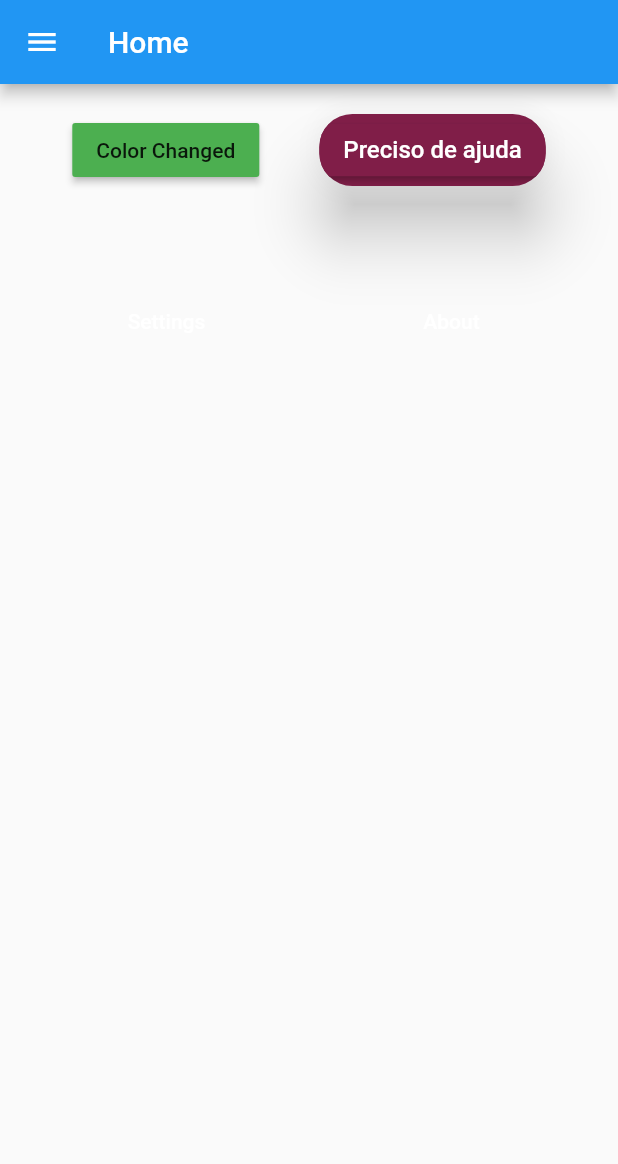
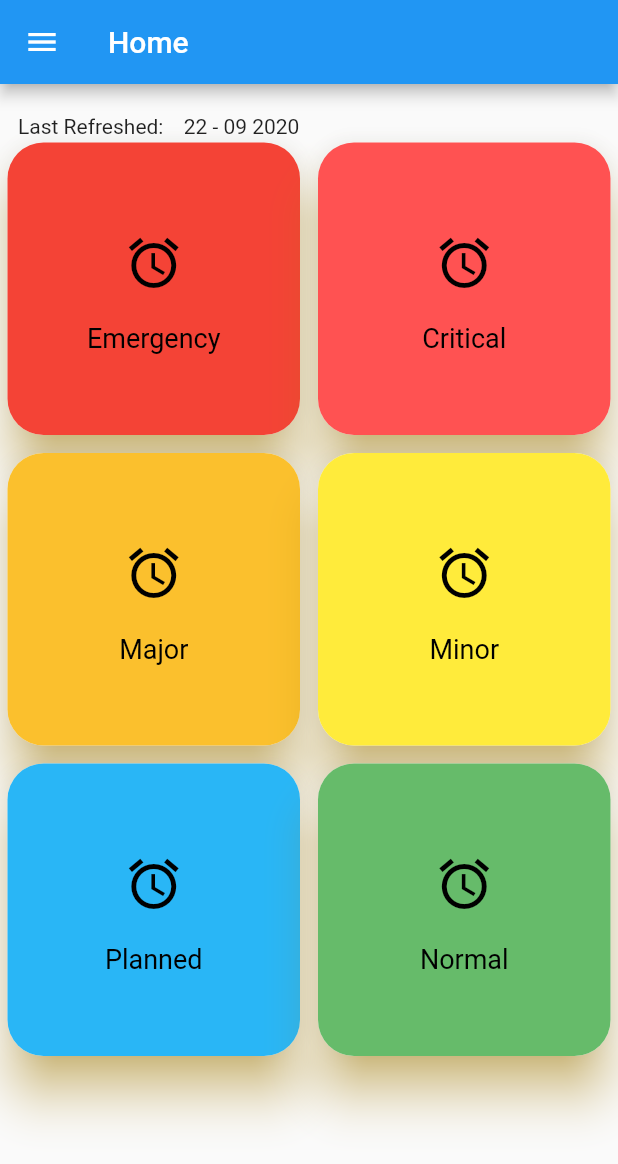
Before and after one commit to diehard04/Flutter-App, a Flutter app: the screen it shows after launch, on a phone screen of 412 x 824 dp. Shown: the top 1164 px of the screen. Run offline on Flutter 3.47's test engine with Material 2 defaults, Android fonts, the phone set to English and light mode, and no system bars.

Commit message:
dash board

```diff
--- a/lib/fragments/home_fragment.dart
+++ b/lib/fragments/home_fragment.dart
@@ -1,87 +1,93 @@
 import 'package:flutter/material.dart';
 
 class HomeFragment extends StatelessWidget {
+
   @override
   Widget build(BuildContext context) {
-    return new Scaffold(
-        body: Center(
-            child: Column(
-              children: <Widget>[
+
+    return Scaffold(
+        body: Container(
+          padding: EdgeInsets.symmetric(vertical: 20.0, horizontal: 2.0),
+
+          child: Column(
+
+            children: [
                 Row(
-                  mainAxisAlignment: MainAxisAlignment.center,
+                  crossAxisAlignment: CrossAxisAlignment.start,
+                  mainAxisAlignment: MainAxisAlignment.start,
+
                   children: <Widget>[
-                    Padding(
-                        padding: EdgeInsets.all(20.0),
-                        child: RaisedButton(
-                          child: Text('Color Changed'),
-                          color: Colors.green,
-                          onPressed: () {},
-                        )
+                    new Container(
+                        margin: const EdgeInsets.only(left :10.0),
+                        child:  Text( "Last Refreshed: "),
                     ),
-                    Padding(
-                        padding: EdgeInsets.all(20.0),
-                        child: Material(
-                           shape: RoundedRectangleBorder(borderRadius:BorderRadius.circular(22.0) ),
-                            elevation: 18.0,
-                            color: Color(0xFF801E48),
-                            clipBehavior: Clip.antiAlias, // Add This
-                            child: MaterialButton(
-                            minWidth: 100.0,
-                            height: 35,
-                            color: Color(0xFF801E48),
-                            child: new Text('Preciso de ajuda',
-                            style: new TextStyle(fontSize: 16.0, color: Colors.white)),
-                            onPressed: () {
-
-                              },
-                            ),
-
-                        )
+                      new Container(
+                        margin: const EdgeInsets.only(left :10.0),
+                        child:  Text("22 - 09 2020"),
                     ),
                   ],
                 ),
-                Row(
-                  mainAxisAlignment: MainAxisAlignment.center,
-                  children: <Widget>[
-                    Padding(
-                        padding: EdgeInsets.all(20.0),
-                        child: new MaterialButton(
-                          height: 100.0,
-                          minWidth: 150.0,
-                          color: Theme.of(context).primaryColorDark,
-                          textColor: Colors.white,
-                          child: new Text("Settings"),
-                          // onPressed: () => {
-                          // Navigator.push(
-                          // context,
-                          // MaterialPageRoute(builder: (context) => Settings()),
-                          // )
-                          // },
-                          splashColor: Colors.redAccent,
-                        )),
-                    Padding(
-                        padding: EdgeInsets.all(20.0),
-                        child: new MaterialButton(
-                          height: 100.0,
-                          minWidth: 150.0,
-                          color: Theme.of(context).primaryColor,
-                          textColor: Colors.white,
-                          child: new Text("About"),
-                          // onPressed: () => {
-                          // Navigator.push(
-                          // context,
-                          // MaterialPageRoute(builder: (context) => About()),
-                          // )
-                          // },
-                          splashColor: Colors.redAccent,
-                        )),
-                  ],
-                ),
 
-              ],
-            )
+                Expanded(child:
+                    GridView.count(
+                    crossAxisCount: 2,
+                    crossAxisSpacing: 12.0,
+                    mainAxisSpacing: 12.0,
+                    padding: EdgeInsets.all(3.0),
+                    children: <Widget> [
+                      makeDashboardItem("Emergency", Icons.alarm, Colors.red),
+                      makeDashboardItem("Critical", Icons.alarm, Colors.redAccent[200]),
+                      makeDashboardItem("Major", Icons.alarm, Colors.yellow[700]),
+                      makeDashboardItem("Minor", Icons.alarm, Colors.yellow),
+                      makeDashboardItem("Planned", Icons.alarm, Colors.lightBlue[400]),
+                      makeDashboardItem("Normal", Icons.alarm, Colors.green[400])
+
+                    ],
+                  ),
+                )
+            ],
+          ),
 
         ),
     );
   }
+
+  Material makeDashboardItem(String title, IconData icon, var c) {
+    return Material(
+        elevation: 14.0,
+        shadowColor: Colors.amber,
+        borderRadius: BorderRadius.circular(24.0),
+        child: Container(
+          decoration: BoxDecoration(
+            color: c,
+            borderRadius: BorderRadius.circular(24.0)
+            ),
+          padding: const EdgeInsets.all(10.0),
+          child: new InkWell(
+            onTap: () {
+                print("title " + title);
+            },
+            child: Column(
+              crossAxisAlignment: CrossAxisAlignment.stretch,
+              mainAxisSize: MainAxisSize.min,
+              verticalDirection: VerticalDirection.down,
+
+              children: <Widget>[
+                SizedBox(height: 50.0),
+                Center(
+                  child: Icon(
+                  icon,
+                  size: 40.0,
+                  color: Colors.black,
+                )),
+                SizedBox(height: 20.0),
+                new Center(
+                  child: new Text(title,
+                      style: new TextStyle(fontSize: 18.0, color: Colors.black)),
+                )
+              ],
+            ),
+          ),
+        ));
+  }
 }
```
